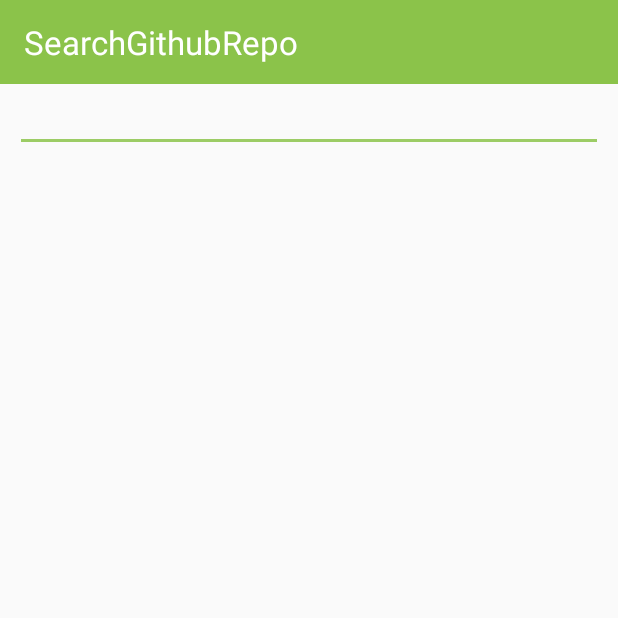
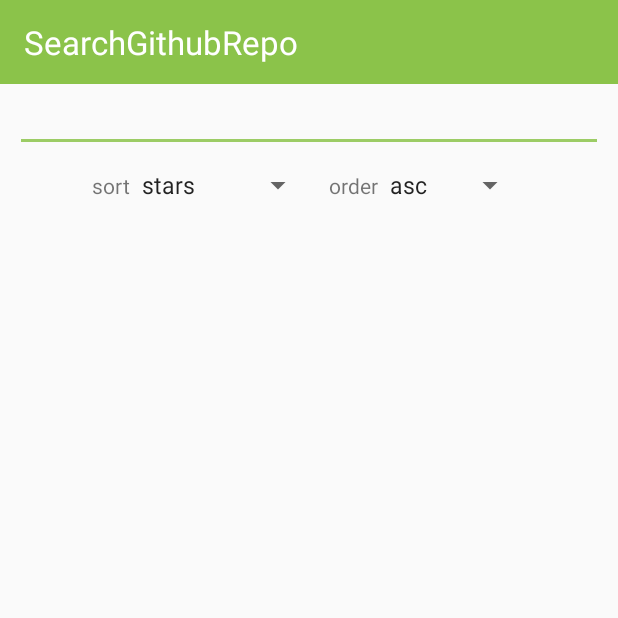
Before and after one commit to Taku24/GithubRepositorySearchAppForAndroid, an Android app: the screen it shows after launch (MainActivity), on a phone screen of 412 x 824 dp, the top half of it. Run offline under Robolectric (Android 15) with nearby library versions, the phone set to English and light mode, and no system bars; our stand-ins replace Picasso, data binding; libraries missing offline, so code that uses them is left out: rx.android.schedulers, rx.subscriptions; pictures from the network do not load; 1 statement that could not run was skipped.

Commit message:
[add] serch option UI

```diff
--- a/app/src/main/java/com/taku/search_githubrepo_andrpoid/ViewModel/Activity/MainViewModel.java
+++ b/app/src/main/java/com/taku/search_githubrepo_andrpoid/ViewModel/Activity/MainViewModel.java
@@ -2,6 +2,7 @@ package com.taku.search_githubrepo_andrpoid.ViewModel.Activity;
 
 import android.content.Context;
 import android.databinding.ObservableArrayList;
+import android.view.View;
 
 import com.taku.search_githubrepo_andrpoid.Model.Repo;
 import com.taku.search_githubrepo_andrpoid.Network.RepoAPI;
@@ -19,13 +20,19 @@ import rx.android.schedulers.AndroidSchedulers;
 public class MainViewModel extends ViewModel{
 
     public ObservableArrayList<Repo> mRepoList = new ObservableArrayList<>();
+    private Context mContext;
 
     public MainViewModel(Context context) {
         super(context);
+        mContext = context;
     }
 
     @Override
     public void onCreate() {
+
+    }
+
+    public void settingClicked(View view){
 
     }
 
--- a/app/src/main/res/layout/activity_main.xml
+++ b/app/src/main/res/layout/activity_main.xml
@@ -8,12 +8,13 @@
             type="com.taku.search_githubrepo_andrpoid.ViewModel.Activity.MainViewModel" />
     </data>
 
-    <LinearLayout
+    <RelativeLayout
         android:layout_width="match_parent"
         android:layout_height="match_parent"
         android:orientation="vertical">
 
         <android.support.v7.widget.Toolbar
+            android:id="@+id/toolbar"
             android:layout_width="match_parent"
             android:layout_height="wrap_content"
             android:background="@color/main_color">
@@ -33,9 +34,10 @@
 
         </android.support.v7.widget.Toolbar>
 
-        <LinearLayout
+        <RelativeLayout
             android:layout_width="match_parent"
             android:layout_height="match_parent"
+            android:layout_below="@id/toolbar"
             android:layout_marginLeft="10dp"
             android:layout_marginRight="10dp"
             android:orientation="vertical">
@@ -45,13 +47,65 @@
                 android:layout_width="match_parent"
                 android:layout_height="wrap_content" />
 
+            <LinearLayout
+                android:id="@+id/optionLayout"
+                android:layout_width="wrap_content"
+                android:layout_height="wrap_content"
+                android:layout_below="@id/searchView"
+                android:layout_centerHorizontal="true"
+                android:layout_marginBottom="10dp"
+                android:layout_marginTop="10dp"
+                android:orientation="horizontal">
+
+                <LinearLayout
+                    android:id="@+id/sortLayout"
+                    android:layout_width="wrap_content"
+                    android:layout_height="wrap_content"
+                    android:orientation="horizontal">
+
+                    <TextView
+                        android:layout_width="wrap_content"
+                        android:layout_height="wrap_content"
+                        android:text="@string/sort" />
+
+                    <Spinner
+                        android:id="@+id/sortSpinner"
+                        android:layout_width="wrap_content"
+                        android:layout_height="wrap_content"
+                        android:entries="@array/sort_items" />
+
+                </LinearLayout>
+
+                <LinearLayout
+                    android:layout_width="wrap_content"
+                    android:layout_height="wrap_content"
+                    android:layout_marginStart="10dp"
+                    android:orientation="horizontal">
+
+                    <TextView
+                        android:layout_width="wrap_content"
+                        android:layout_height="wrap_content"
+                        android:text="@string/order" />
+
+                    <Spinner
+                        android:id="@+id/orderSpinner"
+                        android:layout_width="wrap_content"
+                        android:layout_height="wrap_content"
+                        android:entries="@array/order_items" />
+
+                </LinearLayout>
+
+
+            </LinearLayout>
+
             <android.support.v7.widget.RecyclerView
                 android:id="@+id/recyclerView"
                 android:layout_width="match_parent"
-                android:layout_height="match_parent" />
+                android:layout_height="match_parent"
+                android:layout_below="@id/optionLayout" />
 
-        </LinearLayout>
+        </RelativeLayout>
 
-    </LinearLayout>
+    </RelativeLayout>
 
 </layout>
--- /dev/null
+++ b/app/src/main/res/values/array.xml
@@ -0,0 +1,13 @@
+<?xml version="1.0" encoding="utf-8"?>
+<resources>
+    <string-array name="sort_items">
+        <item>stars</item>
+        <item>forks</item>
+        <item>updated</item>
+    </string-array>
+
+    <string-array name="order_items">
+        <item>asc</item>
+        <item>desc</item>
+    </string-array>
+</resources>
--- a/app/src/main/res/values/strings.xml
+++ b/app/src/main/res/values/strings.xml
@@ -4,4 +4,8 @@
 
     <string name="star_count">Star:</string>
     <string name="lang">lang:</string>
+
+    <string name="sort">sort</string>
+    <string name="order">order</string>
+    <string name="OK">OK</string>
 </resources>
```
